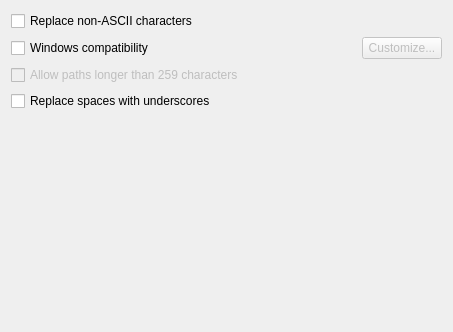
First picture: the form in ui/options_renaming_compat.ui, repository metabrainz/picard, before the edit.
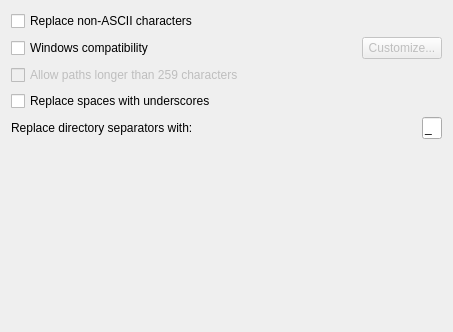
Second picture: the form after the edit.

Commit message: PICARD-2595: Customizable replacement for directory separators

```diff
--- a/ui/options_renaming_compat.ui
+++ b/ui/options_renaming_compat.ui
@@ -19,7 +19,7 @@
     <verstretch>0</verstretch>
    </sizepolicy>
   </property>
-  <layout class="QVBoxLayout" name="verticalLayout_5" stretch="0,0,0,0,0,0">
+  <layout class="QVBoxLayout" name="verticalLayout_5" stretch="0,0,0,0,0,0,0">
    <item>
     <widget class="QCheckBox" name="ascii_filenames">
      <property name="text">
@@ -71,6 +71,45 @@
      </property>
     </widget>
    </item>
+   <item>
+    <layout class="QHBoxLayout" name="horizontalLayout_2">
+     <item>
+      <widget class="QLabel" name="label_replace_dir_separator">
+       <property name="sizePolicy">
+        <sizepolicy hsizetype="Expanding" vsizetype="Preferred">
+         <horstretch>0</horstretch>
+         <verstretch>0</verstretch>
+        </sizepolicy>
+       </property>
+       <property name="text">
+        <string>Replace directory separators with:</string>
+       </property>
+      </widget>
+     </item>
+     <item>
+      <widget class="QLineEdit" name="replace_dir_separator">
+       <property name="sizePolicy">
+        <sizepolicy hsizetype="Minimum" vsizetype="Fixed">
+         <horstretch>0</horstretch>
+         <verstretch>0</verstretch>
+        </sizepolicy>
+       </property>
+       <property name="maximumSize">
+        <size>
+         <width>20</width>
+         <height>16777215</height>
+        </size>
+       </property>
+       <property name="text">
+        <string notr="true">_</string>
+       </property>
+       <property name="maxLength">
+        <number>1</number>
+       </property>
+      </widget>
+     </item>
+    </layout>
+   </item>
    <item>
     <spacer name="verticalSpacer">
      <property name="orientation">
```
The commit also changes 7 other files.
